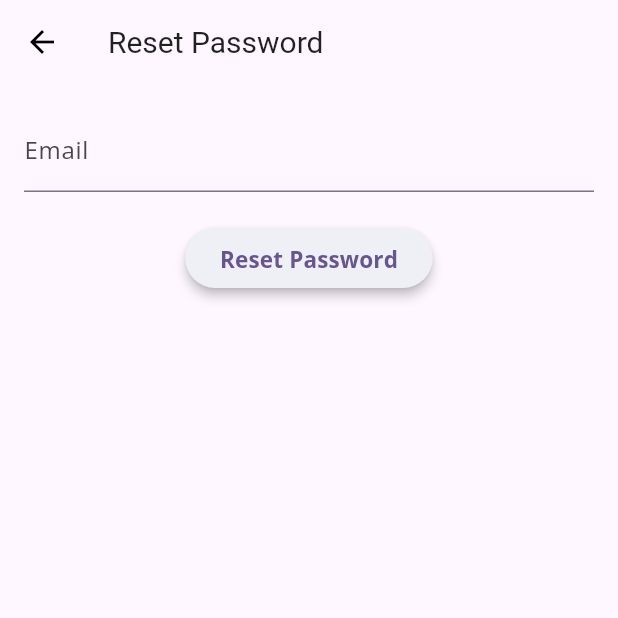
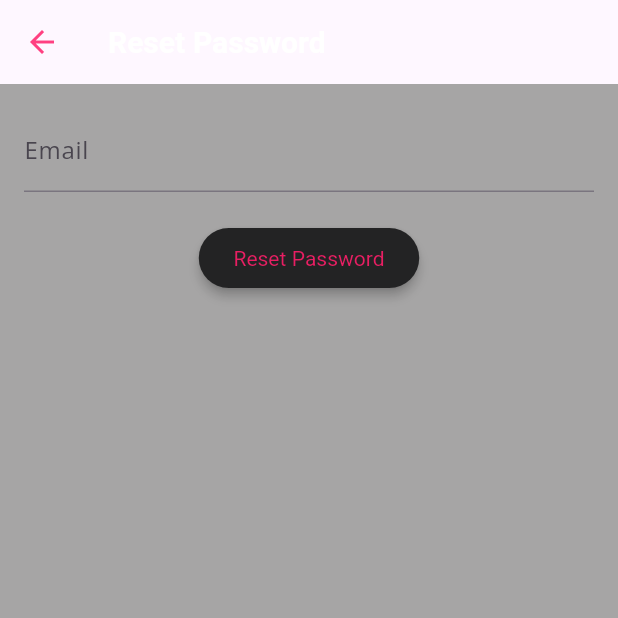
Before and after one commit to rapunschel/quizme, a Flutter app: the screen it shows after launch, after a tap on "Forgot password?", on a phone screen of 412 x 824 dp, the top half of it. Run offline on Flutter 3.47's test engine with Material 2 defaults, Android fonts, the phone set to English and light mode, and no system bars; our stand-ins replace animate_do, awesome_dialog, cloud_firestore, community_material_icon, firebase_auth, firebase_core and 1 more; accounts and stored records are empty.

Commit message:
made app_theme file for retrieving ThemeData & styling app

```diff
--- a/lib/main.dart
+++ b/lib/main.dart
@@ -3,7 +3,6 @@ import 'package:provider/provider.dart';
 import 'package:quizme/screens/forgot_password_page.dart';
 import 'providers/play_quiz_provider.dart';
 import 'providers/quiz_handler.dart';
-import 'package:google_fonts/google_fonts.dart';
 import 'screens/home_screen.dart';
 import 'package:quizme/auth.dart';
 import 'package:quizme/firebase_options.dart';
@@ -12,6 +11,7 @@ import 'package:quizme/screens/signup_screen.dart';
 import 'package:flutter/foundation.dart';
 import 'package:firebase_core/firebase_core.dart';
 import 'apis/firestore_db.dart';
+import 'themes/app_theme.dart';
 
 void main() async {
   WidgetsFlutterBinding.ensureInitialized();
@@ -51,7 +51,7 @@ class Quiz extends StatelessWidget {
       ],
       child: MaterialApp(
         debugShowCheckedModeBanner: false,
-        theme: appStyling(context),
+        theme: AppTheme.appStyling(),
         routes: {
           '/': (context) => const Auth(),
           'homeScreen': (context) => const HomeScreen(),
@@ -62,75 +62,4 @@ class Quiz extends StatelessWidget {
       ),
     );
   }
-
-  ThemeData appStyling(BuildContext context) {
-    Color textColor = Colors.black;
-    Color primaryColor = const Color.fromARGB(
-        255, 203, 213, 235); // Color.fromARGB(255, 20, 142, 54);
-    Color buttonBG = const Color.fromARGB(255, 238, 240, 246);
-    Color iconColor = Colors.black;
-    Color buttonColor = primaryColor;
-    return ThemeData(
-      //  scaffoldBackgroundColor: Color.fromARGB(255, 28, 23, 32),
-      primaryColor: primaryColor,
-      colorScheme: ColorScheme.fromSeed(seedColor: Colors.deepPurple),
-      fontFamily: GoogleFonts.openSans().fontFamily,
-      useMaterial3: true,
-      appBarTheme: AppBarTheme(
-        iconTheme: IconThemeData(color: iconColor),
-        titleTextStyle: Theme.of(context)
-            .textTheme
-            .titleLarge!
-            .copyWith(fontWeight: FontWeight.normal),
-      ),
-      floatingActionButtonTheme: FloatingActionButtonThemeData(
-        extendedTextStyle: Theme.of(context).textTheme.bodyMedium,
-        // Color for the icon
-        foregroundColor: iconColor,
-        backgroundColor: primaryColor,
-        shape: RoundedRectangleBorder(
-          borderRadius: BorderRadius.circular(30.0),
-        ),
-      ),
-      textButtonTheme: TextButtonThemeData(
-        style: ButtonStyle(
-          elevation: MaterialStateProperty.all<double>(0),
-          backgroundColor: MaterialStateProperty.all<Color>(buttonColor),
-        ),
-      ),
-      listTileTheme: ListTileThemeData(iconColor: iconColor),
-      elevatedButtonTheme: ElevatedButtonThemeData(
-          style: ButtonStyle(
-        elevation: MaterialStateProperty.all<double>(3),
-        backgroundColor: MaterialStateProperty.all<Color>(buttonBG),
-      )),
-      snackBarTheme: SnackBarThemeData(
-        //  closeIconColor: iconColor,
-        behavior: SnackBarBehavior.floating,
-        shape: RoundedRectangleBorder(
-          side: const BorderSide(color: Colors.black, width: 1),
-          borderRadius: BorderRadius.circular(24),
-        ),
-        showCloseIcon: true,
-        closeIconColor: iconColor,
-        actionTextColor: Colors.deepPurple,
-        backgroundColor: primaryColor,
-        contentTextStyle: Theme.of(context).textTheme.bodyMedium,
-      ),
-      iconTheme: IconThemeData(color: iconColor),
-      textTheme: const TextTheme(
-
-              // Global styling, use Theme... to use a specific style
-              //and copyWith to overwrite specific values
-              titleLarge: TextStyle(fontSize: 20, fontWeight: FontWeight.bold),
-              // Edit
-              titleMedium: TextStyle(fontSize: 16, fontWeight: FontWeight.bold),
-              titleSmall: TextStyle(),
-              bodyLarge: TextStyle(),
-              bodyMedium: TextStyle(),
-              // Buttons uses labelLarge
-              labelLarge: TextStyle(fontSize: 15, fontWeight: FontWeight.bold))
-          .apply(bodyColor: textColor, displayColor: textColor),
-    );
-  }
 }
--- /dev/null
+++ b/lib/themes/app_theme.dart
@@ -0,0 +1,73 @@
+import 'package:google_fonts/google_fonts.dart';
+import 'package:flutter/material.dart';
+
+class AppTheme {
+  // Color for the text for everything
+  static Color textColor = Colors.white;
+
+  // Color for listtiles & appbar
+  static Color primaryColor = Colors.black;
+
+  // Backgroundcolor (The scaffold)
+  static Color backgroundColor = const Color.fromARGB(108, 46, 42, 42);
+
+  // Color for all icons
+  static Color iconColor = Colors.pinkAccent;
+
+  // Styling for buttons
+  static Color textButtonColor = Colors.pink;
+  static Color buttonColor = primaryColor;
+  static Color buttonBackground = const Color.fromARGB(255, 35, 35, 36);
+
+  static ThemeData appStyling() {
+    return ThemeData(
+      scaffoldBackgroundColor: backgroundColor,
+      primaryColor: primaryColor,
+      colorScheme: ColorScheme.fromSeed(seedColor: Colors.deepPurple),
+      fontFamily: GoogleFonts.openSans().fontFamily,
+      useMaterial3: true,
+      appBarTheme: AppBarTheme(
+        iconTheme: IconThemeData(color: iconColor),
+        titleTextStyle:
+            const TextStyle(fontSize: 20, fontWeight: FontWeight.bold),
+      ),
+      floatingActionButtonTheme: FloatingActionButtonThemeData(
+        // Color for the icon
+        foregroundColor: iconColor,
+        backgroundColor: buttonBackground,
+        shape: RoundedRectangleBorder(
+          borderRadius: BorderRadius.circular(30.0),
+        ),
+      ),
+      textButtonTheme: TextButtonThemeData(
+        style: ButtonStyle(
+          elevation: MaterialStateProperty.all<double>(0),
+          backgroundColor: MaterialStateProperty.all<Color>(buttonColor),
+        ),
+      ),
+      listTileTheme: ListTileThemeData(iconColor: iconColor),
+      elevatedButtonTheme: ElevatedButtonThemeData(
+          style: ButtonStyle(
+        foregroundColor: MaterialStateProperty.all<Color>(textButtonColor),
+        textStyle: MaterialStateProperty.all<TextStyle>(
+            TextStyle(color: textButtonColor)),
+        elevation: MaterialStateProperty.all<double>(3),
+        backgroundColor: MaterialStateProperty.all<Color>(buttonBackground),
+      )),
+      iconTheme: IconThemeData(color: iconColor),
+      textTheme: const TextTheme(
+
+              // Global styling, use Theme... to use a specific style
+              //and copyWith to overwrite specific values
+              titleLarge: TextStyle(fontSize: 20, fontWeight: FontWeight.bold),
+              // Edit
+              titleMedium: TextStyle(fontSize: 16, fontWeight: FontWeight.bold),
+              titleSmall: TextStyle(),
+              bodyLarge: TextStyle(),
+              bodyMedium: TextStyle(),
+              // Buttons uses labelLarge
+              labelLarge: TextStyle(fontSize: 15, fontWeight: FontWeight.bold))
+          .apply(bodyColor: textColor, displayColor: textColor),
+    );
+  }
+}
```
